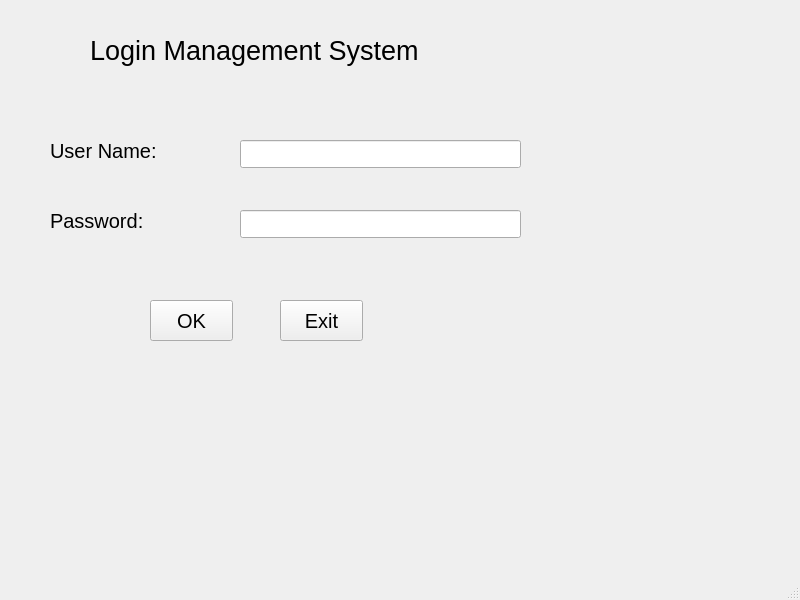
First picture: the form in mainwindow.ui, repository M0tgh3y/Login-Form-Qt, before the edit.
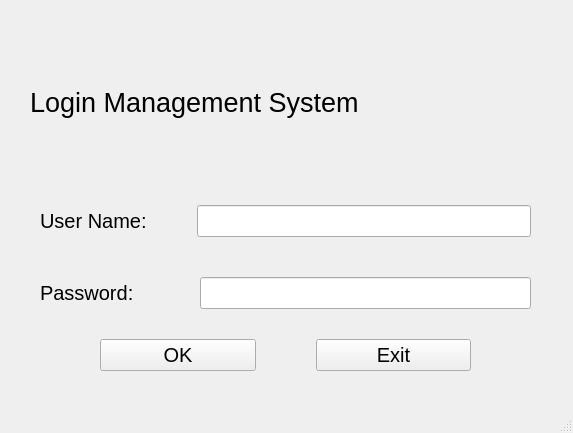
Second picture: the form after the edit.

What changed in the file:
```diff
--- a/mainwindow.ui
+++ b/mainwindow.ui
@@ -6,23 +6,46 @@
    <rect>
     <x>0</x>
     <y>0</y>
-    <width>800</width>
-    <height>600</height>
+    <width>573</width>
+    <height>433</height>
    </rect>
   </property>
   <property name="windowTitle">
    <string>MainWindow</string>
   </property>
+  <property name="layoutDirection">
+   <enum>Qt::LayoutDirection::LeftToRight</enum>
+  </property>
   <widget class="QWidget" name="centralwidget">
-   <widget class="QLabel" name="nameofprogram">
+   <widget class="QWidget" name="gridLayoutWidget">
     <property name="geometry">
      <rect>
-      <x>90</x>
+      <x>20</x>
       <y>20</y>
-      <width>411</width>
-      <height>61</height>
+      <width>531</width>
+      <height>361</height>
      </rect>
     </property>
+    <layout class="QGridLayout" name="gridLayout">
+     <item row="0" column="0">
+      <layout class="QVBoxLayout" name="verticalLayout">
+       <property name="spacing">
+        <number>20</number>
+       </property>
+       <property name="leftMargin">
+        <number>10</number>
+       </property>
+       <property name="topMargin">
+        <number>10</number>
+       </property>
+       <property name="rightMargin">
+        <number>10</number>
+       </property>
+       <property name="bottomMargin">
+        <number>10</number>
+       </property>
+       <item>
+        <widget class="QLabel" name="nameofprogram">
     <property name="font">
      <font>
       <pointsize>20</pointsize>
@@ -32,15 +55,26 @@
      <string>Login Management System</string>
     </property>
    </widget>
+       </item>
+       <item>
+        <layout class="QHBoxLayout" name="horizontalLayout_2">
+         <property name="spacing">
+          <number>50</number>
+         </property>
+         <property name="leftMargin">
+          <number>10</number>
+         </property>
+         <property name="topMargin">
+          <number>10</number>
+         </property>
+         <property name="rightMargin">
+          <number>10</number>
+         </property>
+         <property name="bottomMargin">
+          <number>10</number>
+         </property>
+         <item>
    <widget class="QLabel" name="username">
-    <property name="geometry">
-     <rect>
-      <x>50</x>
-      <y>120</y>
-      <width>221</width>
-      <height>61</height>
-     </rect>
-    </property>
     <property name="font">
      <font>
       <pointsize>15</pointsize>
@@ -50,63 +84,71 @@
      <string>User Name:</string>
     </property>
    </widget>
-   <widget class="QLabel" name="password">
-    <property name="geometry">
-     <rect>
-      <x>50</x>
-      <y>190</y>
-      <width>221</width>
-      <height>61</height>
-     </rect>
-    </property>
-    <property name="font">
-     <font>
-      <pointsize>15</pointsize>
-     </font>
-    </property>
-    <property name="text">
-     <string>Password:</string>
-    </property>
-   </widget>
+         </item>
+         <item>
    <widget class="QLineEdit" name="useredit">
-    <property name="geometry">
-     <rect>
-      <x>240</x>
-      <y>140</y>
-      <width>281</width>
-      <height>28</height>
-     </rect>
-    </property>
+           <property name="font">
+            <font>
+             <pointsize>15</pointsize>
+            </font>
+           </property>
+          </widget>
+         </item>
+        </layout>
+       </item>
+       <item>
+        <layout class="QHBoxLayout" name="horizontalLayout_3">
+         <property name="spacing">
+          <number>50</number>
+         </property>
+         <property name="leftMargin">
+          <number>10</number>
+         </property>
+         <property name="topMargin">
+          <number>10</number>
+         </property>
+         <property name="rightMargin">
+          <number>10</number>
+         </property>
+         <property name="bottomMargin">
+          <number>10</number>
+         </property>
+         <item>
+          <widget class="QLabel" name="password">
     <property name="font">
      <font>
       <pointsize>15</pointsize>
      </font>
     </property>
-   </widget>
+           <property name="text">
+            <string>Password:   </string>
+           </property>
+          </widget>
+         </item>
+         <item>
    <widget class="QLineEdit" name="passedit">
-    <property name="geometry">
-     <rect>
-      <x>240</x>
-      <y>210</y>
-      <width>281</width>
-      <height>28</height>
-     </rect>
-    </property>
     <property name="font">
      <font>
       <pointsize>15</pointsize>
      </font>
     </property>
    </widget>
+         </item>
+        </layout>
+       </item>
+       <item>
+        <layout class="QHBoxLayout" name="horizontalLayout">
+         <property name="spacing">
+          <number>60</number>
+         </property>
+         <property name="leftMargin">
+          <number>70</number>
+         </property>
+         <property name="rightMargin">
+          <number>70</number>
+         </property>
+         <item>
    <widget class="QPushButton" name="okbutton">
-    <property name="geometry">
-     <rect>
-      <x>150</x>
-      <y>300</y>
-      <width>83</width>
-      <height>41</height>
-     </rect>
-    </property>
     <property name="font">
      <font>
       <pointsize>15</pointsize>
@@ -116,15 +158,9 @@
      <string>OK</string>
     </property>
    </widget>
+         </item>
+         <item>
    <widget class="QPushButton" name="exit_button">
-    <property name="geometry">
-     <rect>
-      <x>280</x>
-      <y>300</y>
-      <width>83</width>
-      <height>41</height>
-     </rect>
-    </property>
     <property name="font">
      <font>
       <pointsize>15</pointsize>
@@ -134,6 +170,13 @@
      <string>Exit</string>
     </property>
    </widget>
+         </item>
+        </layout>
+       </item>
+      </layout>
+     </item>
+    </layout>
+   </widget>
   </widget>
   <widget class="QMenuBar" name="menubar">
    <property name="geometry">
```
Left out of the diff: 2 changed lines with no effect on the pictures. Lines whose indentation alone changed are shown as unchanged.
